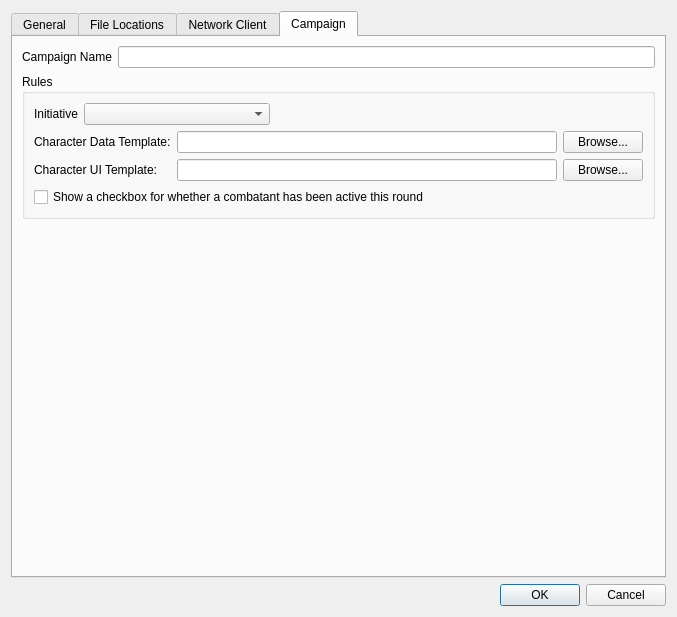
MMetze/DMHelper, file DMHelper/src/optionsdialog.ui: the form before one commit.
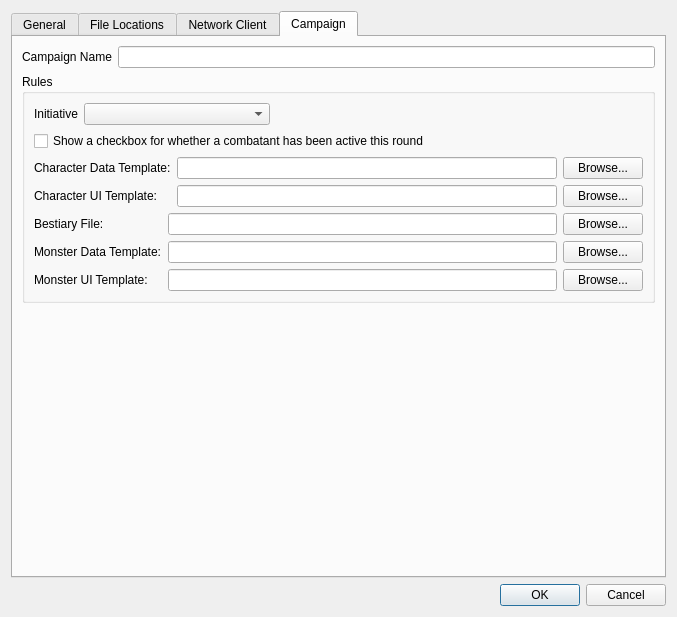
The form after the commit. The open tabs and pages were chosen to show the change. Icons and pictures are not drawn.

What changed in the file:
```diff
--- a/DMHelper/src/optionsdialog.ui
+++ b/DMHelper/src/optionsdialog.ui
@@ -920,6 +920,17 @@
             </item>
            </layout>
           </item>
+          <item>
+           <widget class="QCheckBox" name="chkCombatantDone">
+            <property name="text">
+             <string>Show a checkbox for whether a combatant has been active this round</string>
+            </property>
+            <property name="icon">
+             <iconset resource="resources.qrc">
+              <normaloff>:/img/data/icon_contentbattle.png</normaloff>:/img/data/icon_contentbattle.png</iconset>
+            </property>
+           </widget>
+          </item>
           <item>
            <layout class="QHBoxLayout" name="horizontalLayout_19">
             <item>
@@ -971,15 +982,71 @@
            </layout>
           </item>
           <item>
-           <widget class="QCheckBox" name="chkCombatantDone">
-            <property name="text">
-             <string>Show a checkbox for whether a combatant has been active this round</string>
-            </property>
-            <property name="icon">
-             <iconset resource="resources.qrc">
-              <normaloff>:/img/data/icon_contentbattle.png</normaloff>:/img/data/icon_contentbattle.png</iconset>
-            </property>
-           </widget>
+           <layout class="QHBoxLayout" name="horizontalLayout_20">
+            <item>
+             <layout class="QVBoxLayout" name="verticalLayout_16">
+              <item>
+               <widget class="QLabel" name="lblBestiaryFile">
+                <property name="text">
+                 <string>Bestiary File:</string>
+                </property>
+               </widget>
+              </item>
+              <item>
+               <widget class="QLabel" name="lblMonsterData">
+                <property name="text">
+                 <string>Monster Data Template:</string>
+                </property>
+               </widget>
+              </item>
+              <item>
+               <widget class="QLabel" name="lblMonsterUI">
+                <property name="text">
+                 <string>Monster UI Template:</string>
+                </property>
+               </widget>
+              </item>
+             </layout>
+            </item>
+            <item>
+             <layout class="QVBoxLayout" name="verticalLayout_17">
+              <item>
+               <widget class="QLineEdit" name="edtBestiaryFile"/>
+              </item>
+              <item>
+               <widget class="QLineEdit" name="edtMonsterData"/>
+              </item>
+              <item>
+               <widget class="QLineEdit" name="edtMonsterUI"/>
+              </item>
+             </layout>
+            </item>
+            <item>
+             <layout class="QVBoxLayout" name="verticalLayout_18">
+              <item>
+               <widget class="QPushButton" name="btnBestiaryFile">
+                <property name="text">
+                 <string>Browse...</string>
+                </property>
+               </widget>
+              </item>
+              <item>
+               <widget class="QPushButton" name="btnMonsterData">
+                <property name="text">
+                 <string>Browse...</string>
+                </property>
+               </widget>
+              </item>
+              <item>
+               <widget class="QPushButton" name="btnMonsterUI">
+                <property name="text">
+                 <string>Browse...</string>
+                </property>
+               </widget>
+              </item>
+             </layout>
+            </item>
+           </layout>
           </item>
          </layout>
         </widget>
```
Left out of the diff: 2 changed lines with no effect on the pictures.
